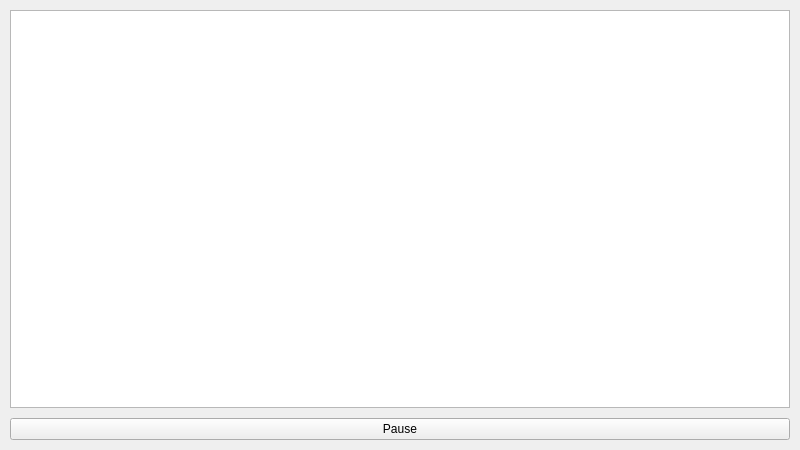
First picture: the form in gamepage.ui, repository Czesiek1701/Run-Pecker, before the edit.
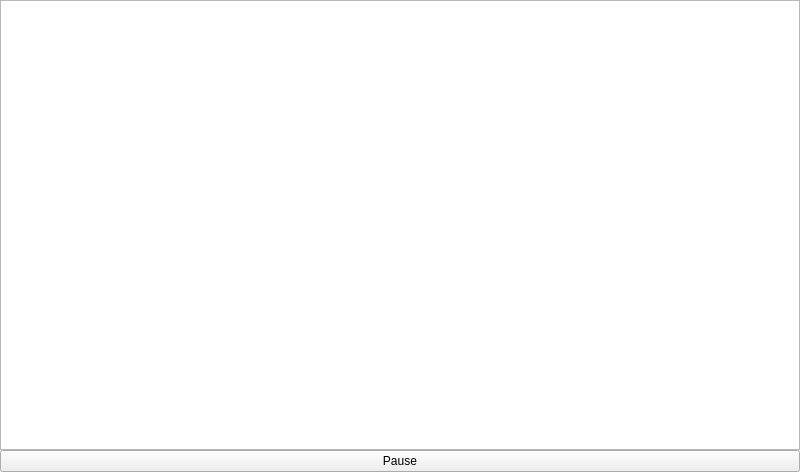
Second picture: the form after the edit.

Commit message: to repair: layouts alignment

Patch:
```diff
--- a/gamepage.ui
+++ b/gamepage.ui
@@ -10,24 +10,41 @@
     <height>450</height>
    </rect>
   </property>
+  <property name="sizePolicy">
+   <sizepolicy hsizetype="Expanding" vsizetype="Expanding">
+    <horstretch>0</horstretch>
+    <verstretch>0</verstretch>
+   </sizepolicy>
+  </property>
+  <property name="baseSize">
+   <size>
+    <width>800</width>
+    <height>450</height>
+   </size>
+  </property>
   <property name="windowTitle">
    <string>Form</string>
   </property>
-  <layout class="QVBoxLayout" name="verticalLayout">
+  <layout class="QHBoxLayout" name="horizontalLayout_2">
    <property name="spacing">
     <number>10</number>
    </property>
    <property name="leftMargin">
-    <number>10</number>
+    <number>0</number>
    </property>
    <property name="topMargin">
-    <number>10</number>
+    <number>0</number>
    </property>
    <property name="rightMargin">
-    <number>10</number>
+    <number>0</number>
    </property>
    <property name="bottomMargin">
-    <number>10</number>
+    <number>0</number>
+   </property>
+   <item>
+    <layout class="QVBoxLayout" name="verticalLayout">
+     <property name="spacing">
+      <number>0</number>
    </property>
    <item>
     <widget class="QGraphicsView" name="boardView">
@@ -37,6 +54,12 @@
        <verstretch>0</verstretch>
       </sizepolicy>
      </property>
+       <property name="minimumSize">
+        <size>
+         <width>800</width>
+         <height>450</height>
+        </size>
+       </property>
      <property name="baseSize">
       <size>
        <width>640</width>
@@ -53,10 +76,18 @@
    </item>
    <item>
     <widget class="QPushButton" name="pushButton_gpPause">
+       <property name="sizePolicy">
+        <sizepolicy hsizetype="Expanding" vsizetype="Fixed">
+         <horstretch>0</horstretch>
+         <verstretch>0</verstretch>
+        </sizepolicy>
+       </property>
      <property name="text">
       <string>Pause</string>
      </property>
     </widget>
+     </item>
+    </layout>
    </item>
   </layout>
  </widget>
```
Left out of the diff: 4 changed lines with no effect on the pictures. Lines whose indentation alone changed are shown as unchanged. The commit also changes 12 other files.
